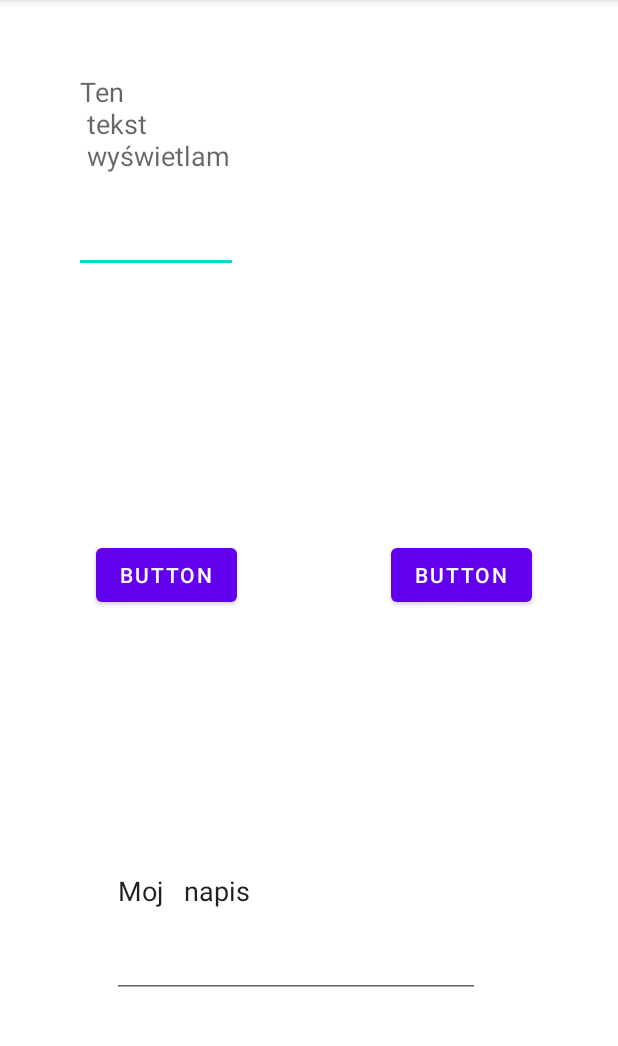
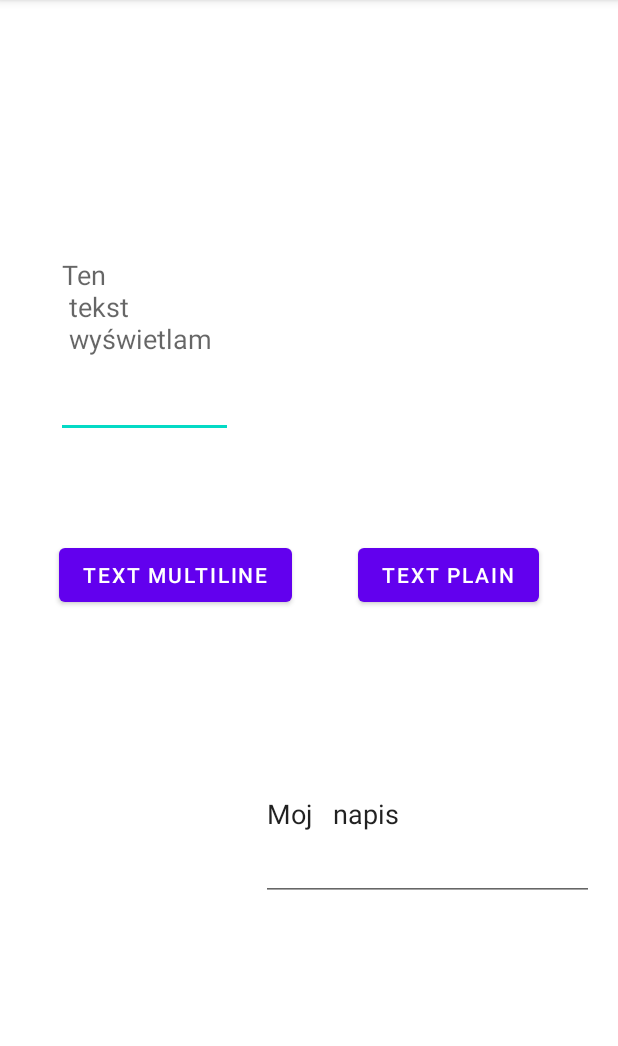
Before and after one commit to IvanOvcharuk/Zadanie17, an Android app: the screen it shows after launch (MainActivity), on a phone screen of 412 x 824 dp, the part 84-1130 px from its top. Run offline under Robolectric (Android 15) with nearby library versions, the phone set to English and light mode, and no system bars.

Commit message:
Dwa napisy Ivan Ovcharuk

```diff
--- a/app/src/main/java/com/example/zadanie17/MainActivity.kt
+++ b/app/src/main/java/com/example/zadanie17/MainActivity.kt
@@ -12,7 +12,10 @@ class MainActivity : AppCompatActivity() {
 
 
         findViewById<Button>(R.id.button1).setOnClickListener {
-            findViewById<EditText>(R.id.editTextTextMultiLine).setText("Ivan \n Ovcharuk")
+            findViewById<EditText>(R.id.editTextTextMultiLine).setText(" Ivan \n Ovcharuk")
+        }
+        findViewById<Button>(R.id.button2).setOnClickListener {
+            findViewById<EditText>(R.id.editTextTextPersonName).setText("Ivan Ovcharuk")
         }
     }
 }
--- a/app/src/main/res/layout/activity_main.xml
+++ b/app/src/main/res/layout/activity_main.xml
@@ -8,41 +8,41 @@
 
     <EditText
         android:id="@+id/editTextTextMultiLine"
-        android:layout_width="109dp"
-        android:layout_height="143dp"
+        android:layout_width="118dp"
+        android:layout_height="131dp"
         android:ems="10"
         android:gravity="start|top"
         android:hint="@string/InnyNapis"
         android:inputType="textMultiLine"
         app:layout_constraintBottom_toBottomOf="parent"
         app:layout_constraintEnd_toEndOf="parent"
-        app:layout_constraintHorizontal_bias="0.162"
+        app:layout_constraintHorizontal_bias="0.127"
         app:layout_constraintStart_toStartOf="parent"
         app:layout_constraintTop_toTopOf="parent"
-        app:layout_constraintVertical_bias="0.062" />
+        app:layout_constraintVertical_bias="0.252" />
 
     <EditText
         android:id="@+id/editTextTextPersonName"
-        android:layout_width="245dp"
-        android:layout_height="142dp"
+        android:layout_width="222dp"
+        android:layout_height="116dp"
         android:ems="10"
         android:inputType="textPersonName"
         android:text="@string/Napis"
         app:layout_constraintBottom_toBottomOf="parent"
         app:layout_constraintEnd_toEndOf="parent"
-        app:layout_constraintHorizontal_bias="0.447"
+        app:layout_constraintHorizontal_bias="0.915"
         app:layout_constraintStart_toStartOf="parent"
         app:layout_constraintTop_toTopOf="parent"
-        app:layout_constraintVertical_bias="0.836" />
+        app:layout_constraintVertical_bias="0.743" />
 
     <Button
         android:id="@+id/button1"
         android:layout_width="wrap_content"
         android:layout_height="wrap_content"
-        android:text="Button"
+        android:text="Text Multiline"
         app:layout_constraintBottom_toBottomOf="parent"
         app:layout_constraintEnd_toEndOf="parent"
-        app:layout_constraintHorizontal_bias="0.201"
+        app:layout_constraintHorizontal_bias="0.154"
         app:layout_constraintStart_toStartOf="parent"
         app:layout_constraintTop_toTopOf="parent"
         app:layout_constraintVertical_bias="0.499" />
@@ -51,7 +51,7 @@
         android:id="@+id/button2"
         android:layout_width="wrap_content"
         android:layout_height="wrap_content"
-        android:text="Button"
+        android:text="Text Plain"
         app:layout_constraintBottom_toBottomOf="parent"
         app:layout_constraintEnd_toEndOf="parent"
         app:layout_constraintHorizontal_bias="0.82"
```
